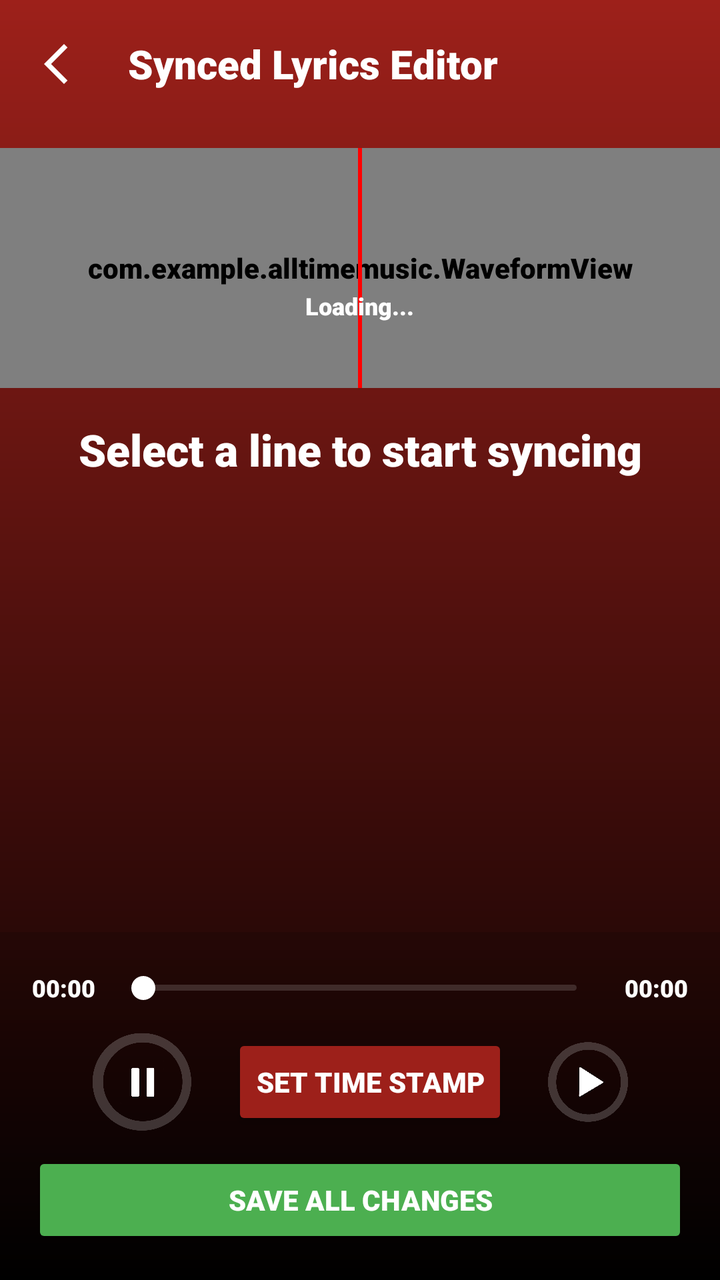
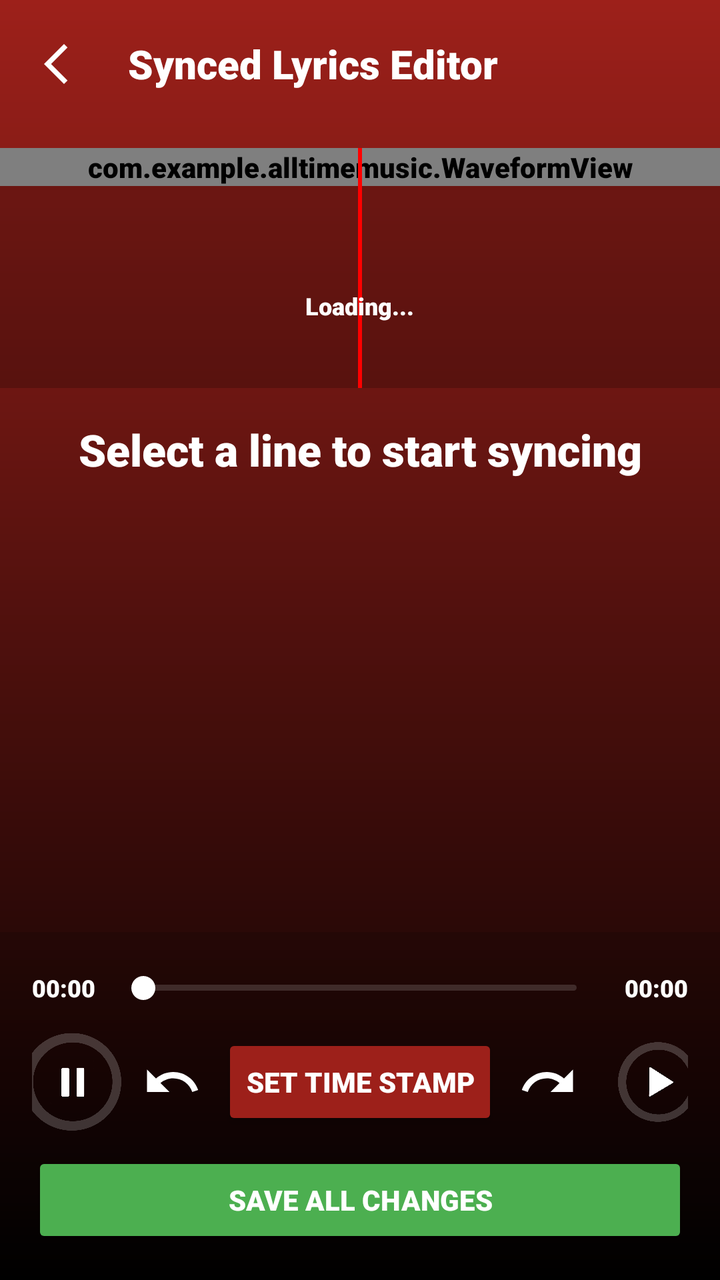

Two renders of the same Android screen: before a commit and after it. Below are the layout's source before the change and the commit's diff.
<!-- AndroidManifest.xml: activity theme MainActivity.Theme.AllTimeMusic -->
<!-- res/layout/activity_synced_lyrics_editor.xml -->
<?xml version="1.0" encoding="utf-8"?>
<LinearLayout xmlns:android="http://schemas.android.com/apk/res/android"
    xmlns:app="http://schemas.android.com/apk/res-auto"
    android:layout_width="match_parent"
    android:layout_height="match_parent"
    android:id="@+id/editor_root"
    android:background="@drawable/rec_draw"
    android:orientation="vertical">

    
    <LinearLayout
        android:layout_width="match_parent"
        android:layout_height="?attr/actionBarSize"
        android:gravity="center_vertical"
        android:paddingStart="16dp"
        android:paddingEnd="16dp">

        <ImageView
            android:id="@+id/back_btn_editor"
            android:layout_width="wrap_content"
            android:layout_height="wrap_content"
            android:src="@drawable/arrow_back_ios_new_24"
            app:tint="@color/white" />

        <TextView
            android:layout_width="wrap_content"
            android:layout_height="wrap_content"
            android:layout_marginStart="24dp"
            android:text="Synced Lyrics Editor"
            android:textColor="@color/white"
            android:textSize="20sp"
            android:textStyle="bold" />
    </LinearLayout>

    
    <FrameLayout
        android:layout_width="match_parent"
        android:layout_height="120dp"
        android:layout_marginTop="10dp"
        android:background="#33000000">

        <com.example.alltimemusic.WaveformView
            android:id="@+id/waveform_view"
            android:layout_width="match_parent"
            android:layout_height="match_parent" />

        
        <View
            android:layout_width="2dp"
            android:layout_height="match_parent"
            android:layout_gravity="center_horizontal"
            android:background="#FF0000" />

        
        <LinearLayout
            android:id="@+id/waveform_loading_layout"
            android:layout_width="match_parent"
            android:layout_height="match_parent"
            android:gravity="center"
            android:orientation="vertical"
            android:visibility="visible">

            <ProgressBar
                android:layout_width="30dp"
                android:layout_height="30dp"
                android:indeterminateTint="@color/white" />

            <TextView
                android:layout_width="wrap_content"
                android:layout_height="wrap_content"
                android:layout_marginTop="8dp"
                android:text="Loading..."
                android:textColor="@color/white"
                android:textSize="12sp" />
        </LinearLayout>
    </FrameLayout>

    
    <LinearLayout
        android:layout_width="match_parent"
        android:layout_height="0dp"
        android:layout_weight="1"
        android:orientation="vertical"
        android:padding="16dp">

        <TextView
            android:id="@+id/current_line_display"
            android:layout_width="match_parent"
            android:layout_height="wrap_content"
            android:gravity="center"
            android:text="Select a line to start syncing"
            android:textColor="@color/white"
            android:textSize="22sp"
            android:textStyle="bold"
            android:layout_marginBottom="10dp"/>

        <EditText
            android:id="@+id/line_edit_text"
            android:layout_width="match_parent"
            android:layout_height="wrap_content"
            android:background="@drawable/round_back_white10_100"
            android:padding="12dp"
            android:textColor="@color/white"
            android:hint="Edit current line..."
            android:textColorHint="#99FFFFFF"
            android:textSize="16sp"
            android:visibility="gone"/>

        <androidx.recyclerview.widget.RecyclerView
            android:id="@+id/lyrics_edit_recycler"
            android:layout_width="match_parent"
            android:layout_height="match_parent"
            android:layout_marginTop="10dp"
            android:overScrollMode="never" />
    </LinearLayout>

    
    <LinearLayout
        android:layout_width="match_parent"
        android:layout_height="wrap_content"
        android:orientation="vertical"
        android:padding="16dp"
        android:background="#22000000">

        <LinearLayout
            android:layout_width="match_parent"
            android:layout_height="wrap_content"
            android:orientation="horizontal"
            android:gravity="center_vertical">

            <TextView
                android:id="@+id/editor_current_time"
                android:layout_width="wrap_content"
                android:layout_height="wrap_content"
                android:text="00:00"
                android:textColor="@color/white"
                android:textSize="12sp"
                android:layout_marginEnd="8dp"/>

            <SeekBar
                android:id="@+id/editor_seekbar"
                android:layout_width="0dp"
                android:layout_height="24dp"
                android:layout_weight="1"
                android:splitTrack="false"
                android:minHeight="3dp"
                android:maxHeight="3dp"
                android:background="@null"
                android:progressDrawable="@drawable/custom_seekbar_progress"
                android:thumb="@drawable/custom_seekbar_thumb"/>

            <TextView
                android:id="@+id/editor_total_duration"
                android:layout_width="wrap_content"
                android:layout_height="wrap_content"
                android:text="00:00"
                android:textColor="@color/white"
                android:textSize="12sp"
                android:layout_marginStart="8dp"/>
        </LinearLayout>

        <LinearLayout
            android:layout_width="match_parent"
            android:layout_height="wrap_content"
            android:orientation="horizontal"
            android:gravity="center"
            android:layout_marginTop="10dp">

            <ImageView
                android:id="@+id/editor_play_pause"
                android:layout_width="50dp"
                android:layout_height="50dp"
                android:src="@drawable/pause"
                app:tint="@color/white"
                android:layout_marginEnd="20dp"/>

            <Button
                android:id="@+id/btn_set_timestamp"
                android:layout_width="wrap_content"
                android:layout_height="wrap_content"
                android:text="Set Time Stamp"
                android:backgroundTint="#9D201A"
                android:textColor="@color/white"
                android:padding="12dp" />

            <ImageView
                android:id="@+id/btn_preview_lyrics"
                android:layout_width="40dp"
                android:layout_height="40dp"
                android:src="@drawable/play"
                app:tint="@color/white"
                android:layout_marginStart="20dp"
                android:contentDescription="Preview" />
        </LinearLayout>

        <Button
            android:id="@+id/btn_save_synced"
            android:layout_width="match_parent"
            android:layout_height="wrap_content"
            android:text="Save All Changes"
            android:backgroundTint="#4CAF50"
            android:textColor="@color/white"
            android:layout_marginTop="10dp"/>
    </LinearLayout>

</LinearLayout>
<!-- resources referenced by this layout -->
<resources>
  <color name="white">#FFFFFFFF</color>
  <!-- drawable arrow_back_ios_new_24 (drawable) -->
  <vector xmlns:android="http://schemas.android.com/apk/res/android"
      android:height="24dp"
      android:tint="#FFFFFF"
      android:viewportHeight="24"
      android:viewportWidth="24"
      android:width="24dp">
      <path android:fillColor="@android:color/white"
            android:pathData="M17.77,3.77l-1.77,-1.77l-10,10l10,10l1.77,-1.77l-8.23,-8.23z"/>
      
  </vector>
  <!-- drawable custom_seekbar_progress (drawable) -->
  <?xml version="1.0" encoding="utf-8"?>
  <layer-list xmlns:android="http://schemas.android.com/apk/res/android">
      
      <item android:id="@android:id/background">
          <shape>
              <corners android:radius="10dp" />
              <solid android:color="#26FFFFFF" /> 
              <size android:height="3dp" />
          </shape>
      </item>
  
      
      <item android:id="@android:id/progress">
          <clip>
              <shape>
                  <corners android:radius="10dp" />
                  <solid android:color="#FFFFFF" /> 
                  <size android:height="3dp" />
              </shape>
          </clip>
      </item>
  </layer-list>
  <!-- drawable custom_seekbar_thumb (drawable) -->
  <?xml version="1.0" encoding="utf-8"?>
  <layer-list xmlns:android="http://schemas.android.com/apk/res/android">
      
      <item android:top="6dp" android:bottom="6dp" android:left="6dp" android:right="6dp">
          <shape android:shape="oval">
              <solid android:color="#FFFFFF"/>
              <size android:width="12dp" android:height="12dp"/>
          </shape>
      </item>
  </layer-list>
  <!-- drawable pause: png bitmap (drawable, 117584 bytes) -->
  <!-- drawable play: png bitmap (drawable, 218776 bytes) -->
  <!-- drawable rec_draw (drawable) -->
  <?xml version="1.0" encoding="utf-8"?>
  <shape xmlns:android="http://schemas.android.com/apk/res/android"
      android:shape="rectangle">
      <gradient android:startColor="#9D201A"
          android:endColor="#000000"
          android:angle="270"/>
  
      <size android:height="100dp"
          android:width="50dp"/>
  </shape>
  <!-- drawable round_back_white10_100 (drawable) -->
  <?xml version="1.0" encoding="utf-8"?>
  <shape xmlns:android="http://schemas.android.com/apk/res/android"
      android:shape="rectangle">
      <solid android:color="#1AFFFFFF"/>
      <corners android:radius="100dp"/>
  
  
  </shape>
  <style name="MainActivity.Theme.AllTimeMusic" parent="Theme.Material3.DayNight.NoActionBar">
          
          <item name="colorPrimary">#9D201A</item>
          <item name="android:fontFamily">sans-serif-black</item>
      </style>
</resources>

<!-- the commit's change to res/layout/activity_synced_lyrics_editor.xml (unified diff, before → after) -->
@@ -42,7 +42,7 @@
         <com.example.alltimemusic.WaveformView
             android:id="@+id/waveform_view"
             android:layout_width="match_parent"
-            android:layout_height="match_parent" />
+            android:layout_height="wrap_content" />
 
         
         <View
@@ -172,7 +172,15 @@
                 android:layout_height="50dp"
                 android:src="@drawable/pause"
                 app:tint="@color/white"
-                android:layout_marginEnd="20dp"/>
+                android:layout_marginEnd="10dp"/>
+
+            <ImageView
+                android:id="@+id/btn_undo"
+                android:layout_width="30dp"
+                android:layout_height="30dp"
+                android:src="@drawable/baseline_undo_24"
+                android:layout_marginEnd="10dp"
+                android:contentDescription="Undo" />
 
             <Button
                 android:id="@+id/btn_set_timestamp"
@@ -182,6 +190,15 @@
                 android:backgroundTint="#9D201A"
                 android:textColor="@color/white"
                 android:padding="12dp" />
+
+            <ImageView
+                android:id="@+id/btn_redo"
+                android:layout_width="30dp"
+                android:layout_height="30dp"
+                android:src="@drawable/baseline_redo_24"
+                android:layout_marginStart="10dp"
+                android:layout_marginEnd="10dp"
+                android:contentDescription="Redo" />
 
             <ImageView
                 android:id="@+id/btn_preview_lyrics"
@@ -189,7 +206,7 @@
                 android:layout_height="40dp"
                 android:src="@drawable/play"
                 app:tint="@color/white"
-                android:layout_marginStart="20dp"
+                android:layout_marginStart="10dp"
                 android:contentDescription="Preview" />
         </LinearLayout>
 
<!-- resource entries referenced after the edit -->
@@ -10,6 +10,18 @@
       android:width="24dp">
       <path android:fillColor="@android:color/white"
             android:pathData="M17.77,3.77l-1.77,-1.77l-10,10l10,10l1.77,-1.77l-8.23,-8.23z"/>
+      
+  </vector>
+  <!-- drawable baseline_redo_24 (drawable) -->
+  <vector xmlns:android="http://schemas.android.com/apk/res/android" android:autoMirrored="true" android:height="24dp" android:tint="#FFFFFF" android:viewportHeight="24" android:viewportWidth="24" android:width="24dp">
+        
+      <path android:fillColor="@android:color/white" android:pathData="M18.4,10.6C16.55,8.99 14.15,8 11.5,8c-4.65,0 -8.58,3.03 -9.96,7.22L3.9,16c1.05,-3.19 4.05,-5.5 7.6,-5.5 1.95,0 3.73,0.72 5.12,1.88L13,16h9V7l-3.6,3.6z"/>
+      
+  </vector>
+  <!-- drawable baseline_undo_24 (drawable) -->
+  <vector xmlns:android="http://schemas.android.com/apk/res/android" android:autoMirrored="true" android:height="24dp" android:tint="#FFFFFF" android:viewportHeight="24" android:viewportWidth="24" android:width="24dp">
+        
+      <path android:fillColor="@android:color/white" android:pathData="M12.5,8c-2.65,0 -5.05,0.99 -6.9,2.6L2,7v9h9l-3.62,-3.62c1.39,-1.16 3.16,-1.88 5.12,-1.88 3.54,0 6.55,2.31 7.6,5.5l2.37,-0.78C21.08,11.03 17.15,8 12.5,8z"/>
       
   </vector>
   <!-- drawable custom_seekbar_progress (drawable) -->
